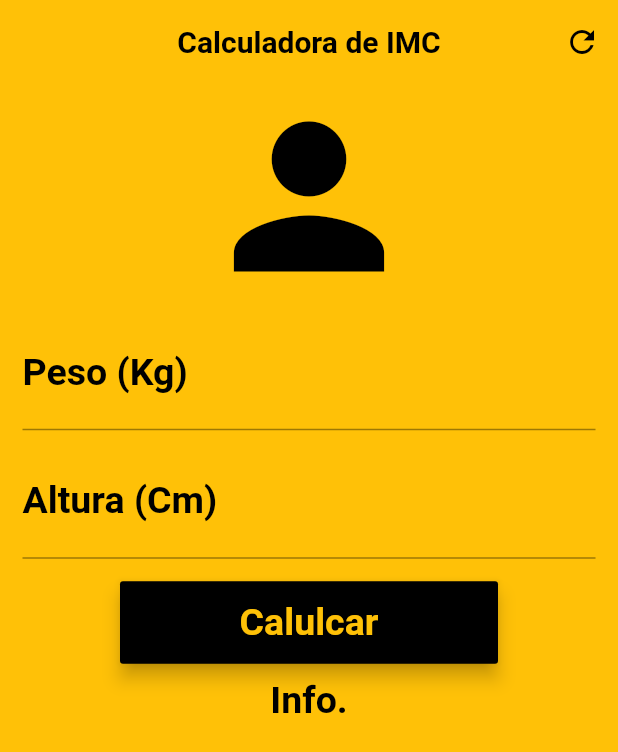
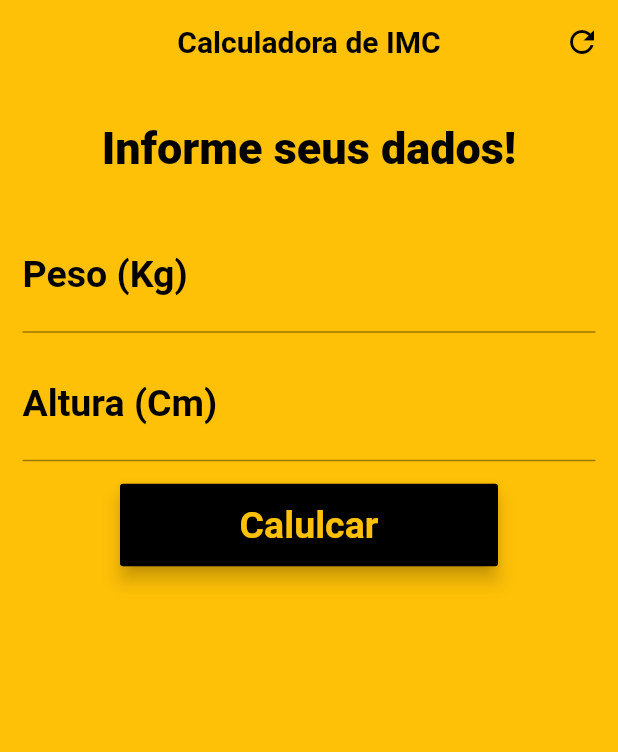
Before and after one commit to ericcleptonsilva/calculadore_ICM, a Flutter app: the screen it shows after launch, after a tap on "Calulcar", on a phone screen of 412 x 824 dp. Shown: the top 752 px of the screen. Run offline on Flutter 3.47's test engine with Material 2 defaults, Android fonts, the phone set to English and light mode, and no system bars.

```diff
--- a/lib/home_componetes.dart
+++ /dev/null
@@ -1,82 +0,0 @@
-import 'package:flutter/material.dart';
-
-class HomeComponetes extends StatefulWidget {
-  @override
-  _HomeComponetesState createState() => _HomeComponetesState();
-}
-
-class _HomeComponetesState extends State<HomeComponetes> {
-  @override
-  Widget build(BuildContext context) {
-    return SingleChildScrollView(
-        padding: EdgeInsets.only(right: 10, left: 10),
-        child: Column(
-          crossAxisAlignment: CrossAxisAlignment.stretch,
-          children: <Widget>[
-            Icon(
-              Icons.person,
-              size: 150,
-              color: Colors.black,
-            ),
-            Padding(
-              padding: EdgeInsets.all(5),
-              child: TextField(
-                keyboardType: TextInputType.number,
-                decoration: InputDecoration(
-                    labelText: "Peso (Kg)",
-                    labelStyle: TextStyle(color: Colors.black)),
-                textAlign: TextAlign.center,
-                style: TextStyle(
-                    color: Colors.black,
-                    fontSize: 25,
-                    fontWeight: FontWeight.w600),
-              ),
-            ),
-            Padding(
-              padding: EdgeInsets.all(5),
-              child: TextField(
-                keyboardType: TextInputType.number,
-                decoration: InputDecoration(
-                    labelText: "Altura (Cm)",
-                    labelStyle: TextStyle(color: Colors.black)),
-                textAlign: TextAlign.center,
-                style: TextStyle(
-                    color: Colors.black,
-                    fontSize: 25,
-                    fontWeight: FontWeight.w600),
-              ),
-            ),
-            Padding(
-              padding: EdgeInsets.only(left: 70, right: 70, top: 10),
-              child: Container(
-                height: 55,
-                // ignore: deprecated_member_use
-                child: RaisedButton(
-                  elevation: 5,
-                  onPressed: () {},
-                  child: Text(
-                    "Calulcar",
-                    style: TextStyle(
-                        color: Colors.amber,
-                        fontSize: 25,
-                        fontWeight: FontWeight.w600),
-                  ),
-                  color: Colors.black,
-                ),
-              ),
-            ),
-            Padding(
-              padding: EdgeInsets.only(top: 10),
-              child: Text(
-                "Info.",
-                textAlign: TextAlign.center,
-                style: TextStyle(
-                    color: Colors.black,
-                    fontSize: 25,
-                    fontWeight: FontWeight.w600),
-              ),
-            )
-          ],
-        ));
-  }
-}
--- a/lib/main.dart
+++ b/lib/main.dart
@@ -1,4 +1,3 @@
-import 'package:calculadora_icm/home_componetes.dart';
 import 'package:flutter/material.dart';
 
 void main() {
@@ -9,12 +8,53 @@ void main() {
 }
 
 class HomePage extends StatefulWidget {
+  // ignore: non_constant_identifier_names
+  final HomeComponetes;
+  // ignore: non_constant_identifier_names
+  HomePage({this.HomeComponetes});
+
   @override
   _HomePageState createState() => _HomePageState();
 }
 
 class _HomePageState extends State<HomePage> {
   String Textinfor01 = "Calculadora de IMC";
+  TextEditingController pesoController = TextEditingController();
+  TextEditingController alturaController = TextEditingController();
+  String _inforText = "Informe seus dados!";
+
+  void _resetFields() {
+    pesoController.text = "";
+    alturaController.text = "";
+    _inforText = "Informe seus dados!";
+  }
+
+  void _calculate() {
+    setState(() {
+      double peso = double.parse(pesoController.text);
+      double altura = double.parse(alturaController.text) / 100;
+      double imc = peso / (altura * altura);
+      print(imc);
+      if (imc < 18.6) {
+        _inforText = "Abaixo do peso! \n(Imc = ${imc.toStringAsPrecision(3)})";
+      } else if (imc >= 18.6 && imc < 24.9) {
+        _inforText = "Peso ideal! \n(Imc = ${imc.toStringAsPrecision(3)})";
+      } else if (imc >= 24.9 && imc < 29.9) {
+        _inforText =
+            "Acima do peso! \n(Imc = ${imc.toStringAsPrecision(3)})";
+      } else if (imc >= 29.9 && imc < 34.9) {
+        _inforText =
+            "Obesidade grau 01! \n(Imc = ${imc.toStringAsPrecision(3)})";
+      } else if (imc >= 34.9 && imc < 39.9) {
+        _inforText =
+            "Obesidade grau 02! \n(Imc = ${imc.toStringAsPrecision(3)})";
+      } else if (imc >= 40) {
+        _inforText =
+            "Obesidade grau 03! \n(Imc = ${imc.toStringAsPrecision(3)})";
+      }
+    });
+  }
+
   @override
   Widget build(BuildContext context) {
     return Scaffold(
@@ -28,16 +68,81 @@ class _HomePageState extends State<HomePage> {
         backgroundColor: Colors.amber,
         actions: <Widget>[
           IconButton(
-            icon: Icon(
-              Icons.refresh,
-              color: Colors.black,
-            ),
-            onPressed: () {},
-          )
+              icon: Icon(
+                Icons.refresh,
+                color: Colors.black,
+              ),
+              onPressed: _resetFields)
         ],
       ),
       backgroundColor: Colors.amber,
-      body: HomeComponetes(),
+      body: SingleChildScrollView(
+          padding: EdgeInsets.only(right: 10, left: 10),
+          child: Column(
+            crossAxisAlignment: CrossAxisAlignment.stretch,
+            children: <Widget>[
+              Padding(
+                padding: EdgeInsets.all(25),
+                child: Text(
+                  _inforText,
+                  textAlign: TextAlign.center,
+                  style: TextStyle(
+                      color: Colors.black,
+                      fontSize: 30,
+                      fontWeight: FontWeight.w900),
+                ),
+              ),
+              Padding(
+                padding: EdgeInsets.all(5),
+                child: TextField(
+                  controller: pesoController,
+                  keyboardType: TextInputType.number,
+                  decoration: InputDecoration(
+                      labelText: "Peso (Kg)",
+                      labelStyle: TextStyle(color: Colors.black)),
+                  textAlign: TextAlign.center,
+                  style: TextStyle(
+                      color: Colors.black,
+                      fontSize: 25,
+                      fontWeight: FontWeight.w600),
+                ),
+              ),
+              Padding(
+                padding: EdgeInsets.all(5),
+                child: TextField(
+                  controller: alturaController,
+                  keyboardType: TextInputType.number,
+                  decoration: InputDecoration(
+                      labelText: "Altura (Cm)",
+                      labelStyle: TextStyle(color: Colors.black)),
+                  textAlign: TextAlign.center,
+                  style: TextStyle(
+                      color: Colors.black,
+                      fontSize: 25,
+                      fontWeight: FontWeight.w600),
+                ),
+              ),
+              Padding(
+                padding: EdgeInsets.only(left: 70, right: 70, top: 10),
+                child: Container(
+                  height: 55,
+                  // ignore: deprecated_member_use
+                  child: RaisedButton(
+                    elevation: 5,
+                    onPressed: _calculate,
+                    child: Text(
+                      "Calulcar",
+                      style: TextStyle(
+                          color: Colors.amber,
+                          fontSize: 25,
+                          fontWeight: FontWeight.w600),
+                    ),
+                    color: Colors.black,
+                  ),
+                ),
+              ),
+            ],
+          )),
     );
   }
 }
```
